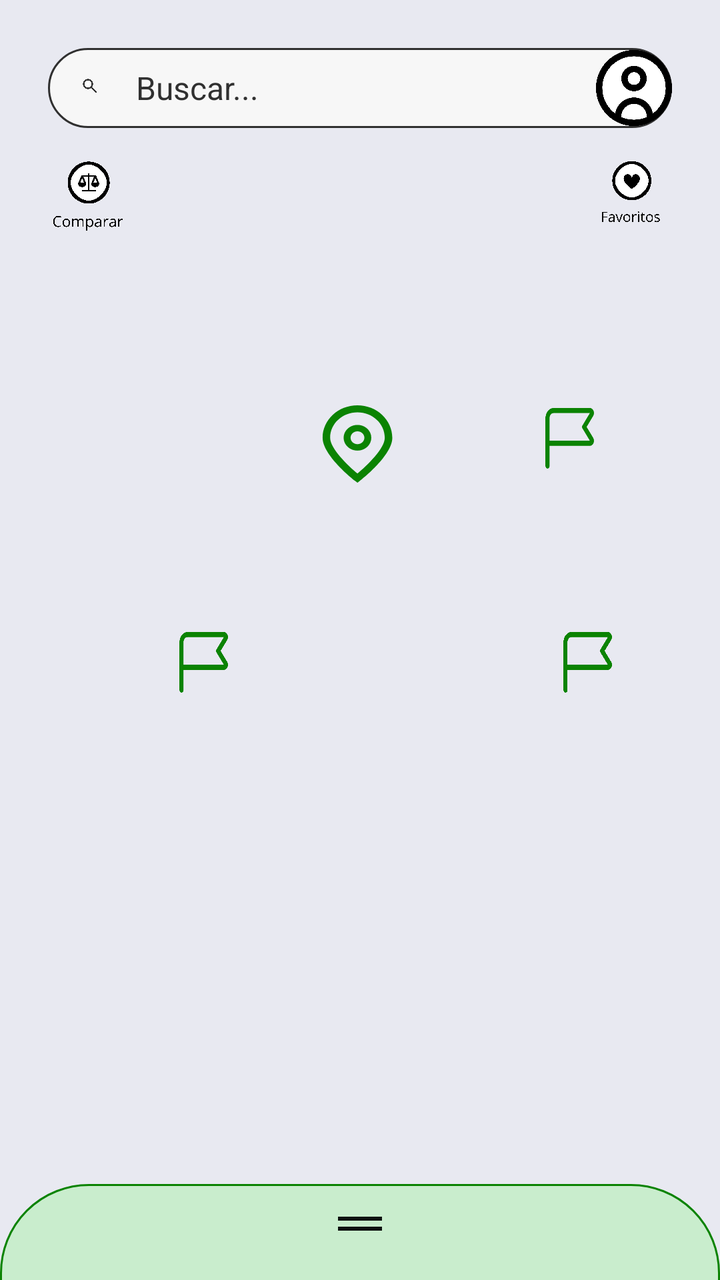
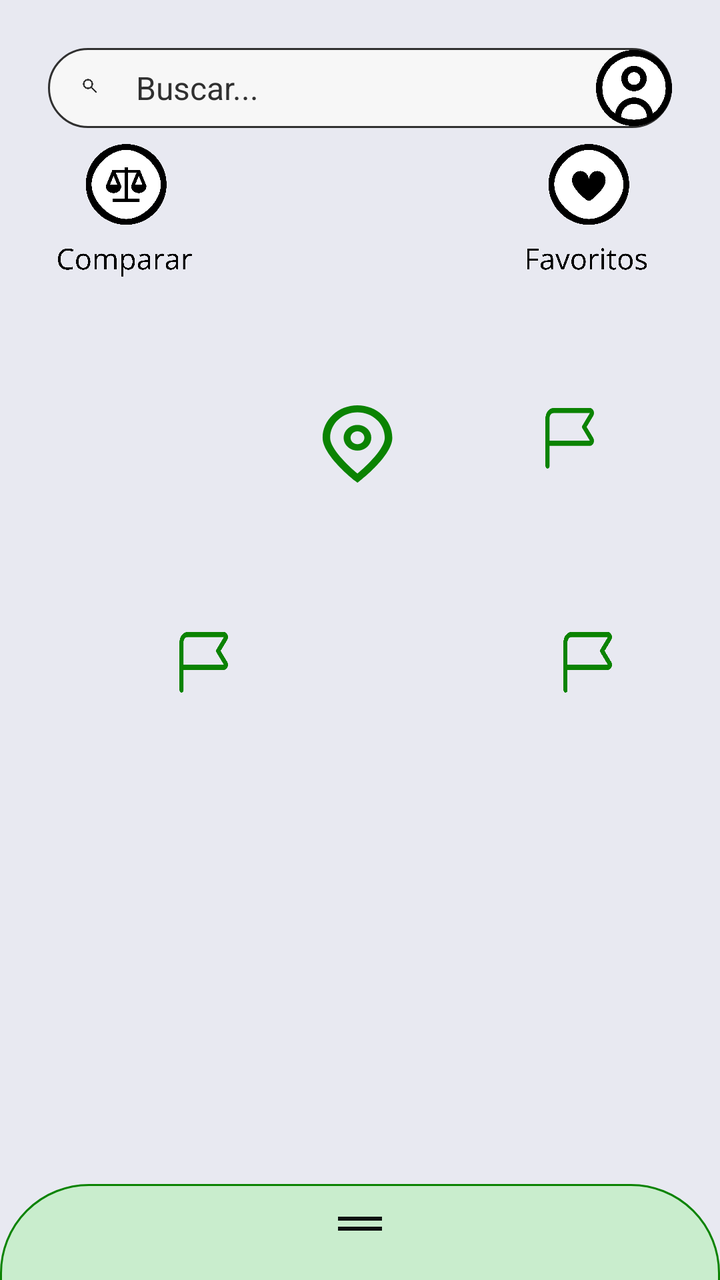

The first picture is an Android layout as it rendered before a commit; the second is the same layout after the commit. The layout source and the unified diff follow.
<!-- AndroidManifest.xml: application theme Theme.ApptosMetodologias -->
<!-- res/layout/activity_inicio.xml -->
<?xml version="1.0" encoding="utf-8"?>
<androidx.coordinatorlayout.widget.CoordinatorLayout xmlns:android="http://schemas.android.com/apk/res/android"
    xmlns:app="http://schemas.android.com/apk/res-auto"
    xmlns:tools="http://schemas.android.com/tools"
    android:id="@+id/main"
    android:layout_width="match_parent"
    android:layout_height="match_parent"
    android:background="@color/map_background"
    tools:context=".InicioActivity">

    
    <FrameLayout
        android:id="@+id/mapContainer"
        android:layout_width="match_parent"
        android:layout_height="match_parent"
        android:background="@color/map_background">

        
        <ImageButton
            android:id="@+id/btnUbicacion"
            android:layout_width="44dp"
            android:layout_height="44dp"
            android:layout_marginStart="158dp"
            android:layout_marginTop="200dp"
            android:background="?attr/selectableItemBackgroundBorderless"
            android:contentDescription="@string/cd_mi_ubicacion"
            android:scaleType="fitCenter"
            android:src="@drawable/ic_ubicacion" />

        
        <ImageButton
            android:id="@+id/btnBandera1"
            android:layout_width="44dp"
            android:layout_height="44dp"
            android:layout_marginStart="263dp"
            android:layout_marginTop="198dp"
            android:background="?attr/selectableItemBackgroundBorderless"
            android:contentDescription="@string/cd_restaurante_mapa"
            android:padding="6dp"
            android:scaleType="fitCenter"
            android:src="@drawable/ic_bandera" />

        <ImageButton
            android:id="@+id/btnBandera2"
            android:layout_width="44dp"
            android:layout_height="44dp"
            android:layout_marginStart="80dp"
            android:layout_marginTop="310dp"
            android:background="?attr/selectableItemBackgroundBorderless"
            android:contentDescription="@string/cd_restaurante_mapa"
            android:padding="6dp"
            android:scaleType="fitCenter"
            android:src="@drawable/ic_bandera" />

        <ImageButton
            android:id="@+id/btnBandera3"
            android:layout_width="44dp"
            android:layout_height="44dp"
            android:layout_marginStart="272dp"
            android:layout_marginTop="310dp"
            android:background="?attr/selectableItemBackgroundBorderless"
            android:contentDescription="@string/cd_restaurante_mapa"
            android:padding="6dp"
            android:scaleType="fitCenter"
            android:src="@drawable/ic_bandera" />
    </FrameLayout>

    
    <LinearLayout
        android:layout_width="match_parent"
        android:layout_height="wrap_content"
        android:orientation="vertical"
        android:paddingHorizontal="24dp"
        android:paddingTop="24dp">

        
        <LinearLayout
            android:layout_width="match_parent"
            android:layout_height="40dp"
            android:background="@drawable/bg_barra_busqueda"
            android:gravity="center_vertical"
            android:orientation="horizontal"
            android:paddingStart="12dp">

            <ImageView
                android:layout_width="20dp"
                android:layout_height="20dp"
                android:contentDescription="@string/cd_buscar"
                android:src="@drawable/ic_search" />

            <EditText
                android:id="@+id/etBuscar"
                android:layout_width="0dp"
                android:layout_height="match_parent"
                android:layout_weight="1"
                android:layout_marginStart="12dp"
                android:background="@null"
                android:hint="@string/inicio_buscar_hint"
                android:imeOptions="actionSearch"
                android:inputType="text"
                android:textColor="@color/text_primary"
                android:textColorHint="@color/neutral_650"
                android:textSize="16sp" />

            <ImageButton
                android:id="@+id/btnPerfil"
                android:layout_width="38dp"
                android:layout_height="38dp"
                android:background="?attr/selectableItemBackgroundBorderless"
                android:contentDescription="@string/cd_perfil"
                android:scaleType="fitCenter"
                android:src="@drawable/ic_perfil" />
        </LinearLayout>

        
        <FrameLayout
            android:layout_width="match_parent"
            android:layout_height="wrap_content"
            android:layout_marginTop="14dp">

            <LinearLayout
                android:id="@+id/btnComparar"
                android:layout_width="wrap_content"
                android:layout_height="wrap_content"
                android:layout_gravity="start"
                android:background="?attr/selectableItemBackground"
                android:clickable="true"
                android:focusable="true"
                android:gravity="center_horizontal"
                android:orientation="vertical">

                <ImageView
                    android:layout_width="42dp"
                    android:layout_height="42dp"
                    android:contentDescription="@null"
                    android:src="@drawable/ic_comparar" />


            </LinearLayout>

            <LinearLayout
                android:id="@+id/btnFavoritos"
                android:layout_width="wrap_content"
                android:layout_height="wrap_content"
                android:layout_gravity="end"
                android:background="?attr/selectableItemBackground"
                android:clickable="true"
                android:focusable="true"
                android:gravity="center_horizontal"
                android:orientation="vertical">

                <ImageView
                    android:layout_width="39dp"
                    android:layout_height="39dp"
                    android:contentDescription="@null"
                    android:src="@drawable/ic_favoritos" />

            </LinearLayout>
        </FrameLayout>
    </LinearLayout>

    
    <LinearLayout
        android:id="@+id/bottomSheet"
        android:layout_width="match_parent"
        android:layout_height="match_parent"
        android:background="@drawable/bg_panel"
        android:orientation="vertical"
        app:behavior_expandedOffset="130dp"
        app:behavior_fitToContents="false"
        app:behavior_halfExpandedRatio="0.4"
        app:behavior_hideable="false"
        app:behavior_peekHeight="48dp"
        app:layout_behavior="com.google.android.material.bottomsheet.BottomSheetBehavior">

        
        <LinearLayout
            android:id="@+id/handle"
            android:layout_width="match_parent"
            android:layout_height="40dp"
            android:contentDescription="@string/cd_desplegar"
            android:gravity="center"
            android:orientation="vertical">

            <View
                android:layout_width="22dp"
                android:layout_height="2dp"
                android:background="@color/neutral_950" />

            <View
                android:layout_width="22dp"
                android:layout_height="2dp"
                android:layout_marginTop="3dp"
                android:background="@color/neutral_950" />
        </LinearLayout>

        <androidx.recyclerview.widget.RecyclerView
            android:id="@+id/rvRestaurantes"
            android:layout_width="match_parent"
            android:layout_height="match_parent"
            android:clipToPadding="false"
            android:paddingHorizontal="8dp"
            android:paddingBottom="16dp"
            tools:listitem="@layout/item_restaurante" />
    </LinearLayout>

</androidx.coordinatorlayout.widget.CoordinatorLayout>
<!-- res/layout/item_restaurante.xml (included above) -->
<?xml version="1.0" encoding="utf-8"?>
<LinearLayout xmlns:android="http://schemas.android.com/apk/res/android"
    android:layout_width="match_parent"
    android:layout_height="wrap_content"
    android:layout_marginBottom="20dp"
    android:background="@drawable/bg_tarjeta"
    android:clickable="true"
    android:focusable="true"
    android:foreground="?attr/selectableItemBackground"
    android:orientation="vertical"
    android:padding="8dp">

    
    <LinearLayout
        android:layout_width="match_parent"
        android:layout_height="wrap_content"
        android:gravity="center_vertical"
        android:orientation="horizontal">

        <LinearLayout
            android:layout_width="0dp"
            android:layout_height="wrap_content"
            android:layout_weight="1"
            android:orientation="vertical">

            <TextView
                android:id="@+id/tvNombre"
                android:layout_width="match_parent"
                android:layout_height="wrap_content"
                android:ellipsize="end"
                android:fontFamily="sans-serif-medium"
                android:maxLines="1"
                android:textColor="@color/text_primary"
                android:textSize="18sp" />

            <TextView
                android:id="@+id/tvHorarioDireccion"
                android:layout_width="match_parent"
                android:layout_height="wrap_content"
                android:ellipsize="end"
                android:fontFamily="sans-serif-light"
                android:maxLines="1"
                android:textColor="@color/neutral_650"
                android:textSize="14sp" />
        </LinearLayout>

        <TextView
            android:id="@+id/tvValoracion"
            android:layout_width="wrap_content"
            android:layout_height="wrap_content"
            android:layout_marginStart="5dp"
            android:fontFamily="sans-serif-medium"
            android:textColor="@color/amarillo_955"
            android:textSize="15sp" />

        <ImageButton
            android:id="@+id/btnReportar"
            android:layout_width="24dp"
            android:layout_height="24dp"
            android:layout_marginStart="5dp"
            android:background="?attr/selectableItemBackgroundBorderless"
            android:contentDescription="@string/cd_reportar"
            android:padding="4dp"
            android:scaleType="fitCenter"
            android:src="@drawable/ic_reportar" />

        <ImageButton
            android:id="@+id/btnFavorito"
            android:layout_width="24dp"
            android:layout_height="24dp"
            android:background="?attr/selectableItemBackgroundBorderless"
            android:contentDescription="@string/cd_favorito_add"
            android:padding="4dp"
            android:scaleType="fitCenter"
            android:src="@drawable/ic_favoritos_add" />
    </LinearLayout>

    
    <HorizontalScrollView
        android:layout_width="match_parent"
        android:layout_height="96dp"
        android:layout_marginTop="10dp"
        android:scrollbars="none">

        <LinearLayout
            android:layout_width="wrap_content"
            android:layout_height="match_parent"
            android:orientation="horizontal">

            <ImageView
                android:id="@+id/ivFoto1"
                android:layout_width="144dp"
                android:layout_height="match_parent"
                android:background="@color/neutral_250"
                android:contentDescription="@null"
                android:scaleType="centerCrop" />

            <ImageView
                android:id="@+id/ivFoto2"
                android:layout_width="144dp"
                android:layout_height="match_parent"
                android:layout_marginStart="8dp"
                android:background="@color/neutral_250"
                android:contentDescription="@null"
                android:scaleType="centerCrop" />

            <ImageView
                android:id="@+id/ivFoto3"
                android:layout_width="144dp"
                android:layout_height="match_parent"
                android:layout_marginStart="8dp"
                android:background="@color/neutral_250"
                android:contentDescription="@null"
                android:scaleType="centerCrop" />
        </LinearLayout>
    </HorizontalScrollView>
</LinearLayout>
<!-- resources referenced by this layout -->
<resources>
  <color name="amarillo_955">#FFAA00</color>
  <color name="map_background">#E8E9F1</color>
  <color name="neutral_250">#CBCFCD</color>
  <color name="neutral_650">#303030</color>
  <color name="neutral_950">#0F1311</color>
  <color name="text_primary">@color/neutral_950</color>
  <string name="cd_buscar">Buscar</string>
  <string name="cd_desplegar">Desplegar lista de restaurantes</string>
  <string name="cd_favorito_add">Añadir a favoritos</string>
  <string name="cd_mi_ubicacion">Mi ubicación</string>
  <string name="cd_perfil">Perfil</string>
  <string name="cd_reportar">Reportar</string>
  <string name="cd_restaurante_mapa">Restaurante en el mapa</string>
  <string name="inicio_buscar_hint">Buscar...</string>
  <color name="neutral_075">#F7F7F7</color>
  <color name="verde_450">#C9EDCD</color>
  <color name="verde_950">#0B8302</color>
  <color name="verde_550">#A3E1A9</color>
  <color name="primary_green">@color/verde_950</color>
  <color name="on_primary">@color/white</color>
  <color name="background">@color/white</color>
  <color name="white">#FFFFFFFF</color>
  <!-- unchanged entries left out for length: 13 -->
</resources>

<!-- the commit's change to res/layout/activity_inicio.xml (unified diff, before → after) -->
@@ -15,7 +15,6 @@
         android:layout_height="match_parent"
         android:background="@color/map_background">
 
-        
         <ImageButton
             android:id="@+id/btnUbicacion"
             android:layout_width="44dp"
@@ -27,7 +26,6 @@
             android:scaleType="fitCenter"
             android:src="@drawable/ic_ubicacion" />
 
-        
         <ImageButton
             android:id="@+id/btnBandera1"
             android:layout_width="44dp"
@@ -92,8 +90,8 @@
                 android:id="@+id/etBuscar"
                 android:layout_width="0dp"
                 android:layout_height="match_parent"
+                android:layout_marginStart="12dp"
                 android:layout_weight="1"
-                android:layout_marginStart="12dp"
                 android:background="@null"
                 android:hint="@string/inicio_buscar_hint"
                 android:imeOptions="actionSearch"
@@ -116,7 +114,7 @@
         <FrameLayout
             android:layout_width="match_parent"
             android:layout_height="wrap_content"
-            android:layout_marginTop="14dp">
+            android:layout_marginTop="8dp">
 
             <LinearLayout
                 android:id="@+id/btnComparar"
@@ -130,12 +128,11 @@
                 android:orientation="vertical">
 
                 <ImageView
-                    android:layout_width="42dp"
-                    android:layout_height="42dp"
-                    android:contentDescription="@null"
+                    android:layout_width="wrap_content"
+                    android:layout_height="70dp"
+                    android:adjustViewBounds="true"
+                    android:contentDescription="@string/inicio_comparar"
                     android:src="@drawable/ic_comparar" />
-
-
             </LinearLayout>
 
             <LinearLayout
@@ -150,11 +147,11 @@
                 android:orientation="vertical">
 
                 <ImageView
-                    android:layout_width="39dp"
-                    android:layout_height="39dp"
-                    android:contentDescription="@null"
+                    android:layout_width="wrap_content"
+                    android:layout_height="70dp"
+                    android:adjustViewBounds="true"
+                    android:contentDescription="@string/inicio_favoritos"
                     android:src="@drawable/ic_favoritos" />
-
             </LinearLayout>
         </FrameLayout>
     </LinearLayout>
@@ -194,15 +191,91 @@
                 android:background="@color/neutral_950" />
         </LinearLayout>
 
+        
+        <LinearLayout
+            android:id="@+id/llCabeceraComparar"
+            android:layout_width="match_parent"
+            android:layout_height="wrap_content"
+            android:gravity="center_vertical"
+            android:orientation="horizontal"
+            android:paddingStart="16dp"
+            android:paddingEnd="8dp"
+            android:visibility="gone">
+
+            <TextView
+                android:id="@+id/tvSeleccionados"
+                android:layout_width="0dp"
+                android:layout_height="wrap_content"
+                android:layout_weight="1"
+                android:fontFamily="sans-serif-medium"
+                android:textColor="@color/text_primary"
+                android:textSize="16sp" />
+
+            <ImageButton
+                android:id="@+id/btnCancelarComparar"
+                android:layout_width="36dp"
+                android:layout_height="36dp"
+                android:background="?attr/selectableItemBackgroundBorderless"
+                android:contentDescription="@string/cd_cerrar"
+                android:padding="10dp"
+                android:scaleType="fitCenter"
+                android:src="@drawable/ic_cerrar" />
+        </LinearLayout>
+
+        
         <androidx.recyclerview.widget.RecyclerView
             android:id="@+id/rvRestaurantes"
             android:layout_width="match_parent"
-            android:layout_height="match_parent"
+            android:layout_height="0dp"
+            android:layout_weight="1"
             android:clipToPadding="false"
             android:paddingHorizontal="8dp"
+            android:paddingTop="4dp"
             android:paddingBottom="16dp"
             tools:listitem="@layout/item_restaurante" />
+
+        
+        <androidx.core.widget.NestedScrollView
+            android:id="@+id/svComparacion"
+            android:layout_width="match_parent"
+            android:layout_height="0dp"
+            android:layout_weight="1"
+            android:visibility="gone">
+
+            <LinearLayout
+                android:layout_width="match_parent"
+                android:layout_height="wrap_content"
+                android:layout_margin="8dp"
+                android:background="@drawable/bg_comparacion"
+                android:orientation="vertical"
+                android:padding="14dp">
+
+                <include
+                    android:id="@+id/comparacion1"
+                    layout="@layout/item_comparacion"
+                    android:layout_width="match_parent"
+                    android:layout_height="216dp" />
+
+                <include
+                    android:id="@+id/comparacion2"
+                    layout="@layout/item_comparacion"
+                    android:layout_width="match_parent"
+                    android:layout_height="216dp"
+                    android:layout_marginTop="12dp" />
+            </LinearLayout>
+        </androidx.core.widget.NestedScrollView>
     </LinearLayout>
+
+    
+    <com.google.android.material.button.MaterialButton
+        android:id="@+id/btnCompararFlotante"
+        style="@style/Widget.App.Button.Primary"
+        android:layout_gravity="top|center_horizontal"
+        android:layout_marginBottom="10dp"
+        android:text="@string/comparar_button"
+        android:visibility="gone"
+        app:layout_anchor="@id/bottomSheet"
+        app:layout_anchorGravity="top|center_horizontal" />
 
 </androidx.coordinatorlayout.widget.CoordinatorLayout>
 <!-- res/layout/item_restaurante.xml (included above) -->
@@ -323,3 +396,115 @@
         </LinearLayout>
     </HorizontalScrollView>
 </LinearLayout>
+<!-- res/layout/item_comparacion.xml (included above) -->
+<?xml version="1.0" encoding="utf-8"?>
+<LinearLayout xmlns:android="http://schemas.android.com/apk/res/android"
+    android:layout_width="match_parent"
+    android:layout_height="216dp"
+    android:background="@drawable/bg_tarjeta_comparacion"
+    android:orientation="vertical"
+    android:paddingHorizontal="12dp"
+    android:paddingVertical="10dp">
+
+    
+    <LinearLayout
+        android:layout_width="match_parent"
+        android:layout_height="wrap_content"
+        android:gravity="center_vertical"
+        android:orientation="horizontal">
+
+        <LinearLayout
+            android:layout_width="0dp"
+            android:layout_height="wrap_content"
+            android:layout_weight="1"
+            android:orientation="vertical">
+
+            <TextView
+                android:id="@+id/tvCompNombre"
+                android:layout_width="match_parent"
+                android:layout_height="wrap_content"
+                android:ellipsize="end"
+                android:fontFamily="sans-serif-medium"
+                android:maxLines="1"
+                android:textColor="@color/text_primary"
+                android:textSize="16sp" />
+
+            <TextView
+                android:id="@+id/tvCompHorario"
+                android:layout_width="match_parent"
+                android:layout_height="wrap_content"
+                android:ellipsize="end"
+                android:fontFamily="sans-serif-light"
+                android:maxLines="1"
+                android:textColor="@color/neutral_650"
+                android:textSize="14sp" />
+        </LinearLayout>
+
+        <TextView
+            android:id="@+id/tvCompValoracion"
+            android:layout_width="wrap_content"
+            android:layout_height="wrap_content"
+            android:layout_marginStart="8dp"
+            android:fontFamily="sans-serif-medium"
+            android:textColor="@color/amarillo_955"
+            android:textSize="16sp" />
+    </LinearLayout>
+
+    
+    <LinearLayout
+        android:layout_width="match_parent"
+        android:layout_height="0dp"
+        android:layout_marginTop="8dp"
+        android:layout_weight="1"
+        android:orientation="horizontal">
+
+        <ImageView
+            android:id="@+id/ivCompFoto"
+            android:layout_width="112dp"
+            android:layout_height="match_parent"
+            android:background="@color/neutral_250"
+            android:contentDescription="@null"
+            android:scaleType="centerCrop" />
+
+        <LinearLayout
+            android:layout_width="0dp"
+            android:layout_height="match_parent"
+            android:layout_marginStart="10dp"
+            android:layout_weight="1"
+            android:background="@drawable/bg_caja_datos"
+            android:orientation="vertical"
+            android:padding="10dp">
+
+            <LinearLayout
+                android:layout_width="match_parent"
+                android:layout_height="wrap_content"
+                android:orientation="horizontal">
+
+                <TextView
+                    android:layout_width="0dp"
+                    android:layout_height="wrap_content"
+                    android:layout_weight="1"
+                    android:fontFamily="sans-serif-medium"
+                    android:text="@string/platos_aptos"
+                    android:textColor="@color/text_primary"
+                    android:textSize="10sp" />
+
+                <TextView
+                    android:id="@+id/tvCompPlatosAptos"
+                    android:layout_width="wrap_content"
+                    android:layout_height="wrap_content"
+                    android:textColor="@color/text_primary"
+                    android:textSize="10sp"
+                    android:textStyle="bold" />
+            </LinearLayout>
+
+            
+            <LinearLayout
+                android:id="@+id/llCompPlatos"
+                android:layout_width="match_parent"
+                android:layout_height="wrap_content"
+                android:layout_marginTop="8dp"
+                android:orientation="vertical" />
+        </LinearLayout>
+    </LinearLayout>
+</LinearLayout>
<!-- resource entries referenced after the edit -->
@@ -6,18 +6,72 @@
   <color name="neutral_650">#303030</color>
   <color name="neutral_950">#0F1311</color>
   <color name="text_primary">@color/neutral_950</color>
+  <!-- drawable bg_caja_datos (drawable) -->
+  <?xml version="1.0" encoding="utf-8"?>
+  <shape xmlns:android="http://schemas.android.com/apk/res/android" android:shape="rectangle">
+      <solid android:color="@color/neutral_075" />
+      <stroke android:width="1dp" android:color="@color/verde_950" />
+  </shape>
+  <!-- drawable bg_comparacion (drawable) -->
+  <?xml version="1.0" encoding="utf-8"?>
+  <shape xmlns:android="http://schemas.android.com/apk/res/android" android:shape="rectangle">
+      <solid android:color="@color/comparacion_fondo" />
+      <stroke android:width="1dp" android:color="@color/neutral_550" />
+      <corners android:radius="14dp" />
+  </shape>
+  <!-- drawable bg_tarjeta_comparacion (drawable) -->
+  <?xml version="1.0" encoding="utf-8"?>
+  <shape xmlns:android="http://schemas.android.com/apk/res/android" android:shape="rectangle">
+      <solid android:color="@color/neutral_075" />
+      <stroke android:width="1.5dp" android:color="@color/verde_800" />
+      <corners android:radius="4dp" />
+  </shape>
+  <!-- drawable ic_cerrar (drawable) -->
+  <vector xmlns:android="http://schemas.android.com/apk/res/android"
+      android:width="15dp"
+      android:height="15dp"
+      android:viewportWidth="15"
+      android:viewportHeight="15">
+    <group>
+      <clip-path
+          android:pathData="M0,0h15.004v15.004h-15.004z"/>
+      <path
+          android:pathData="M8.386,7.495L14.821,1.06C15.061,0.811 15.054,0.415 14.806,0.176C14.564,-0.059 14.179,-0.059 13.937,0.176L7.502,6.611L1.067,0.176C0.819,-0.064 0.423,-0.057 0.183,0.191C-0.051,0.433 -0.051,0.817 0.183,1.06L6.618,7.495L0.183,13.93C-0.061,14.174 -0.061,14.569 0.183,14.814C0.427,15.058 0.823,15.058 1.067,14.814L7.502,8.379L13.937,14.814C14.181,15.058 14.577,15.058 14.821,14.814C15.065,14.569 15.065,14.174 14.821,13.93L8.386,7.495Z"
+          android:fillColor="#000000"/>
+    </group>
+  </vector>
   <string name="cd_buscar">Buscar</string>
+  <string name="cd_cerrar">Cerrar</string>
   <string name="cd_desplegar">Desplegar lista de restaurantes</string>
   <string name="cd_favorito_add">Añadir a favoritos</string>
   <string name="cd_mi_ubicacion">Mi ubicación</string>
   <string name="cd_perfil">Perfil</string>
   <string name="cd_reportar">Reportar</string>
   <string name="cd_restaurante_mapa">Restaurante en el mapa</string>
+  <string name="comparar_button">Comparar</string>
   <string name="inicio_buscar_hint">Buscar...</string>
+  <string name="inicio_comparar">Comparar</string>
+  <string name="inicio_favoritos">Favoritos</string>
+  <string name="platos_aptos">Cantidad de platos aptos</string>
+  <style name="Widget.App.Button.Primary" parent="Widget.Material3.Button">
+          <item name="android:layout_width">wrap_content</item>
+          <item name="android:layout_height">50dp</item>
+          <item name="android:minWidth">100dp</item>
+          <item name="android:paddingStart">16dp</item>
+          <item name="android:paddingEnd">16dp</item>
+          <item name="android:textAllCaps">false</item>
+          <item name="android:textSize">16sp</item>
+          <item name="android:textColor">@color/neutral_075</item>
+          <item name="backgroundTint">@color/primary_green</item>
+          <item name="cornerRadius">12dp</item>
+      </style>
   <color name="neutral_075">#F7F7F7</color>
   <color name="verde_450">#C9EDCD</color>
   <color name="verde_950">#0B8302</color>
+  <color name="comparacion_fondo">#EEF1F3</color>
+  <color name="neutral_550">#999C9A</color>
   <color name="verde_550">#A3E1A9</color>
+  <color name="verde_800">#03B45C</color>
   <color name="primary_green">@color/verde_950</color>
   <color name="on_primary">@color/white</color>
   <color name="background">@color/white</color>
